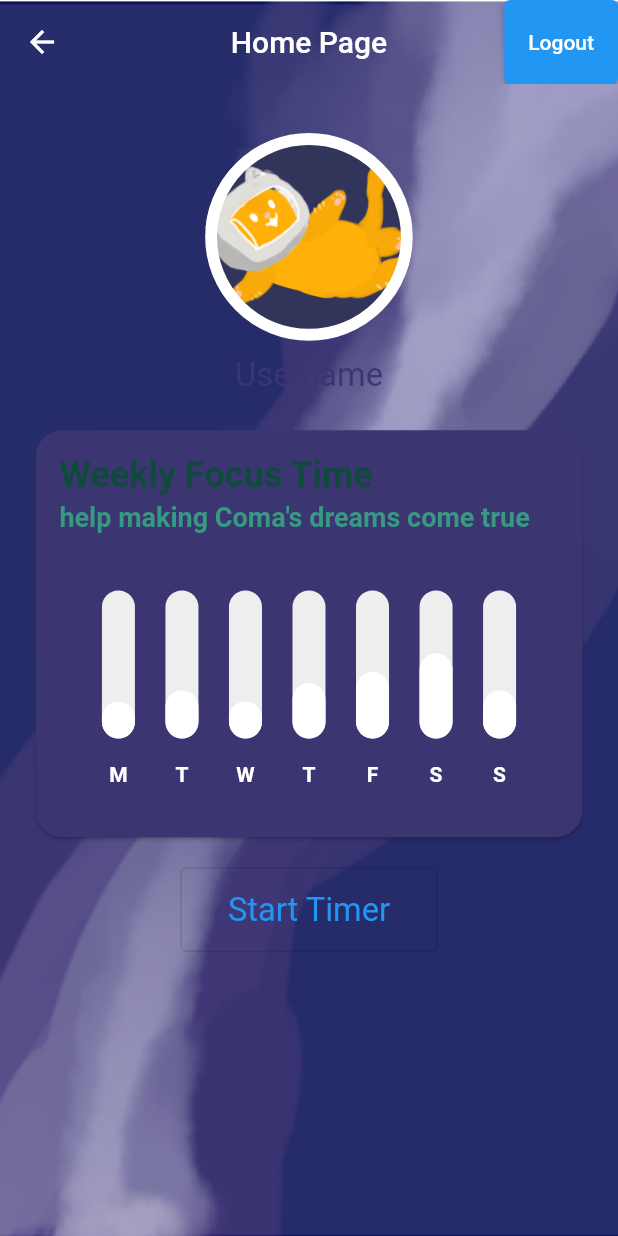
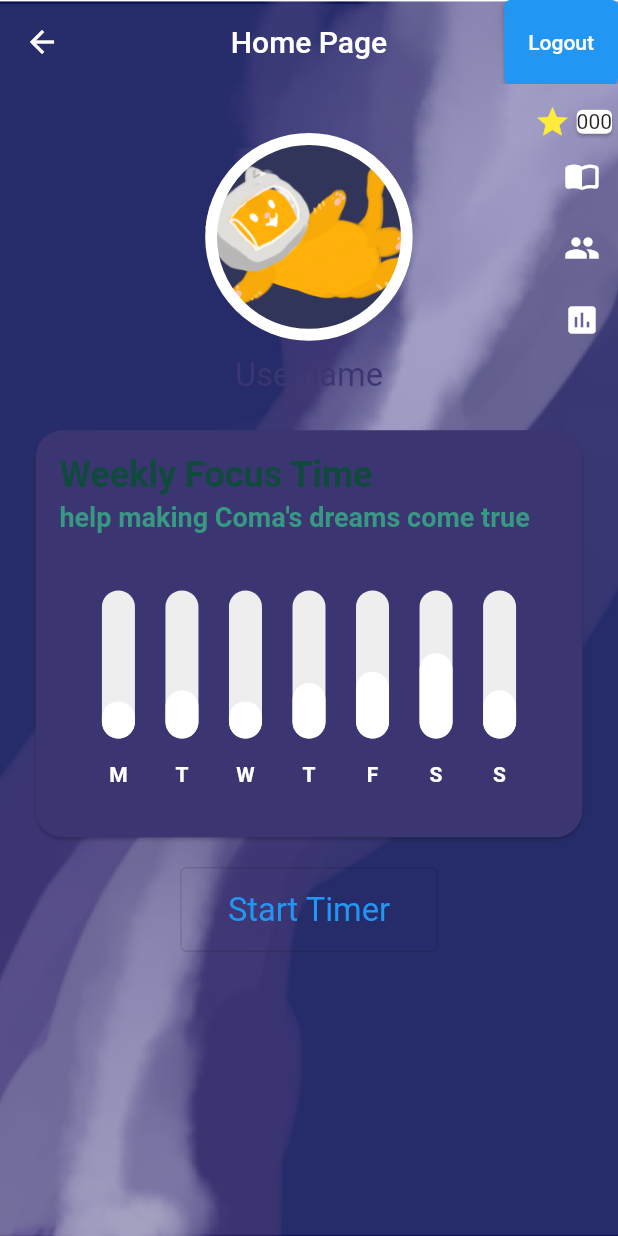
Before and after one commit to Pulpy-y/cosmocat, a Flutter app: the HomePage screen opened directly, on a phone screen of 412 x 824 dp. Run offline on Flutter 3.47's test engine with Material 2 defaults, Android fonts, the phone set to English and light mode, and no system bars; drawn by our look-alikes of fl_chart; our stand-ins replace firebase_auth, firebase_core; accounts and stored records are empty.

Commit message:
add side bar icon button

```diff
--- a/lib/home/body.dart
+++ b/lib/home/body.dart
@@ -1,4 +1,5 @@
 import 'package:cosmocat/home/info.dart';
+import 'package:cosmocat/home/sidebar.dart';
 import 'package:cosmocat/time_setter/time_setter_page.dart';
 import 'package:flutter/cupertino.dart';
 import 'package:flutter/material.dart';
@@ -16,7 +17,10 @@ class Body extends StatelessWidget {
             padding: EdgeInsets.only(top: defaultSize * 5),
             child: Column(
               children: <Widget>[
-                Info(name: "Username", image: "assets/image/coma_as.png"),
+                Stack(children: <Widget>[
+                  Info(name: "Username", image: "assets/image/coma_as.png"),
+                  Positioned(child: SideBar(), right: 0, top: defaultSize * 2)
+                ]),
                 Chart(),
                 OutlinedButton(
                   onPressed: () {
--- /dev/null
+++ b/lib/home/sidebar.dart
@@ -0,0 +1,38 @@
+import 'package:flutter/material.dart';
+
+class SideBar extends StatelessWidget {
+  const SideBar({Key? key}) : super(key: key);
+
+  @override
+  Widget build(BuildContext context) {
+    return Column(
+      crossAxisAlignment: CrossAxisAlignment.end,
+      children: <Widget>[
+        Row(
+          children: <Widget>[
+            Icon(
+              Icons.star,
+              color: Colors.yellow,
+            ),
+            Card(
+                child: Text("000"), //Number of stars of the users
+                color: Colors.white)
+          ],
+        ),
+        Column(children: <Widget>[
+          IconButton(
+            onPressed: () {},
+            icon: Icon(Icons.import_contacts_rounded),
+            color: Colors.white,
+          ),
+          IconButton(
+              onPressed: () {}, icon: Icon(Icons.group), color: Colors.white),
+          IconButton(
+              onPressed: () {},
+              icon: Icon(Icons.insert_chart),
+              color: Colors.white)
+        ])
+      ],
+    );
+  }
+}
```
